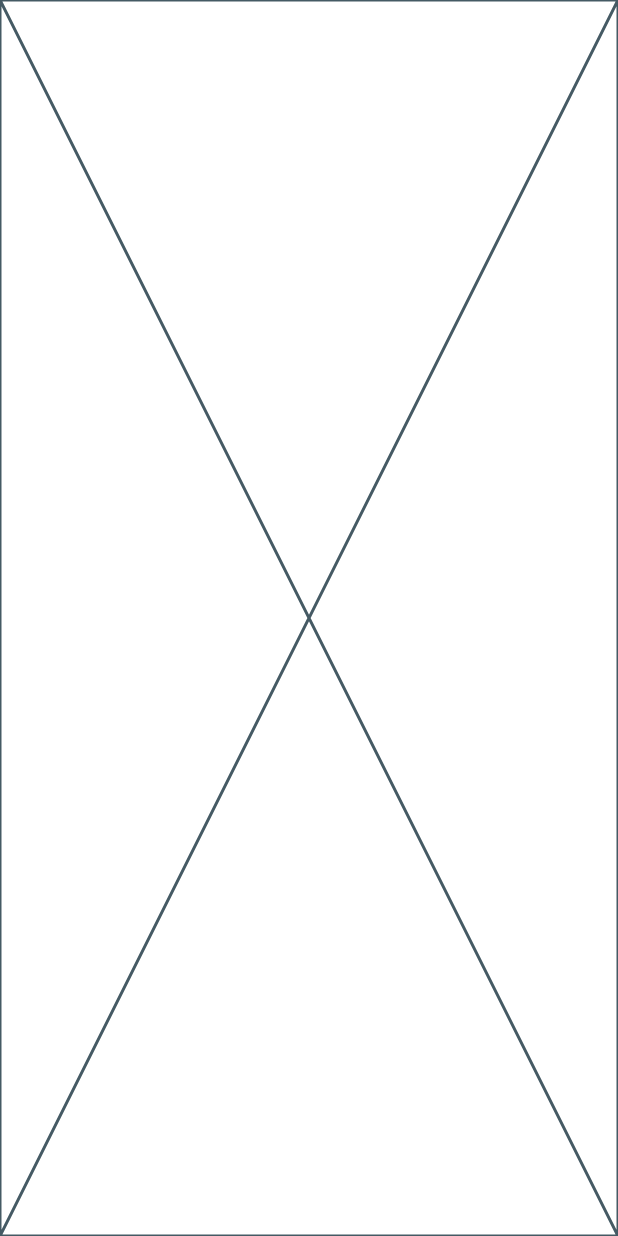
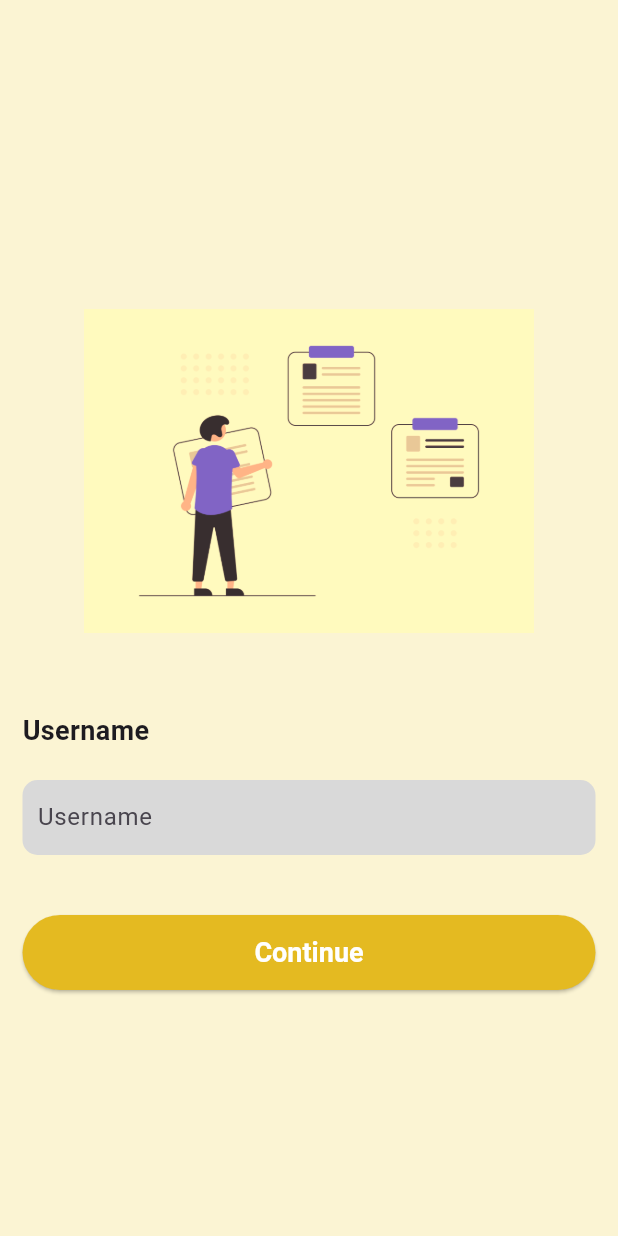
Before and after one commit to MbogoAlex/notes_app, a Flutter app: the screen it shows after launch, on a phone screen of 412 x 824 dp. Run offline on Flutter 3.47's test engine with Material 2 defaults, Android fonts, the phone set to English and light mode, and no system bars; our stand-ins replace shared_preferences.

Commit message:
register with username

```diff
--- a/lib/main.dart
+++ b/lib/main.dart
@@ -13,6 +13,7 @@ class MyApp extends StatelessWidget {
   Widget build(BuildContext context) {
     return MaterialApp(
       title: 'Flutter Demo',
+      debugShowCheckedModeBanner: false,
       theme: ThemeData(
         // This is the theme of your application.
         //
@@ -30,6 +31,7 @@ class MyApp extends StatelessWidget {
         // This works for code too, not just values: Most code changes can be
         // tested with just a hot reload.
         colorScheme: ColorScheme.fromSeed(seedColor: Colors.deepPurple),
+
         useMaterial3: true,
       ),
       home: const SplashScreen(),
--- a/lib/presentation/registration_page.dart
+++ b/lib/presentation/registration_page.dart
@@ -1,4 +1,6 @@
 import 'package:flutter/material.dart';
+import 'package:notesapp/presentation/homescreen.dart';
+import 'package:shared_preferences/shared_preferences.dart';
 
 class RegistrationPage extends StatefulWidget {
   const RegistrationPage({super.key});
@@ -8,8 +10,112 @@ class RegistrationPage extends StatefulWidget {
 }
 
 class _RegistrationPageState extends State<RegistrationPage> {
+  TextEditingController userNameController = TextEditingController();
+
+  @override
+  void dispose() {
+    // TODO: implement dispose
+    super.dispose();
+    userNameController.dispose();
+  }
+
+  Future<void> saveUsername(String userName) async {
+    SharedPreferences prefs = await SharedPreferences.getInstance();
+    await prefs.setString("userName", "userName");
+    if (context.mounted) {
+      Navigator.pushReplacement(
+        context,
+        MaterialPageRoute(
+          builder: (context) => HomeScreen(
+            userName: userName,
+          ),
+        ),
+      );
+    }
+  }
+
   @override
   Widget build(BuildContext context) {
-    return const Placeholder();
+    return Scaffold(
+      backgroundColor: const Color(0xFFFBF4D3),
+      body: Container(
+        margin: const EdgeInsets.all(15),
+        child: Column(
+          mainAxisAlignment: MainAxisAlignment.center,
+          children: [
+            Image.asset(
+              "assets/images/notes_app_logo.png",
+              height: 300,
+              width: 300,
+            ),
+            const SizedBox(
+              height: 10,
+            ),
+            Column(
+              crossAxisAlignment: CrossAxisAlignment.start,
+              children: [
+                const Text(
+                  "Username",
+                  style: TextStyle(
+                    fontWeight: FontWeight.bold,
+                    fontSize: 18,
+                  ),
+                ),
+                const SizedBox(
+                  height: 20,
+                ),
+                Container(
+                  height: 50,
+                  width: double.infinity,
+                  padding: const EdgeInsets.only(left: 10, right: 10),
+                  decoration: const BoxDecoration(
+                    color: Color(0xFFD9D9D9),
+                    borderRadius: BorderRadius.all(
+                      Radius.circular(10),
+                    ),
+                  ),
+                  child: Center(
+                    child: TextField(
+                      controller: userNameController,
+                      keyboardType: TextInputType.name,
+                      decoration: const InputDecoration(
+                        border: InputBorder.none,
+                        hintText: "Username",
+                      ),
+                      style: const TextStyle(fontSize: 16),
+                    ),
+                  ),
+                )
+              ],
+            ),
+            const SizedBox(
+              height: 40,
+            ),
+            SizedBox(
+              width: double.infinity,
+              height: 50,
+              child: ElevatedButton(
+                onPressed: () {
+                  if (userNameController.text.isNotEmpty) {
+                    saveUsername(userNameController.text);
+                  }
+                },
+                style: ElevatedButton.styleFrom(
+                  foregroundColor: Colors.white,
+                  backgroundColor: const Color(0xFFE4BA21),
+                  textStyle: const TextStyle(
+                    fontSize: 18,
+                    fontWeight: FontWeight.bold,
+                  ),
+                ),
+                child: const Text(
+                  "Continue",
+                ),
+              ),
+            )
+          ],
+        ),
+      ),
+    );
   }
 }
```
Also changed, not shown: lib/presentation/homescreen.dart (added, +109 -0 lines), lib/presentation/splash_screen.dart (+42 -9 lines), pubspec.yaml (+5 -17 lines), pubspec.lock, 1 other file.
